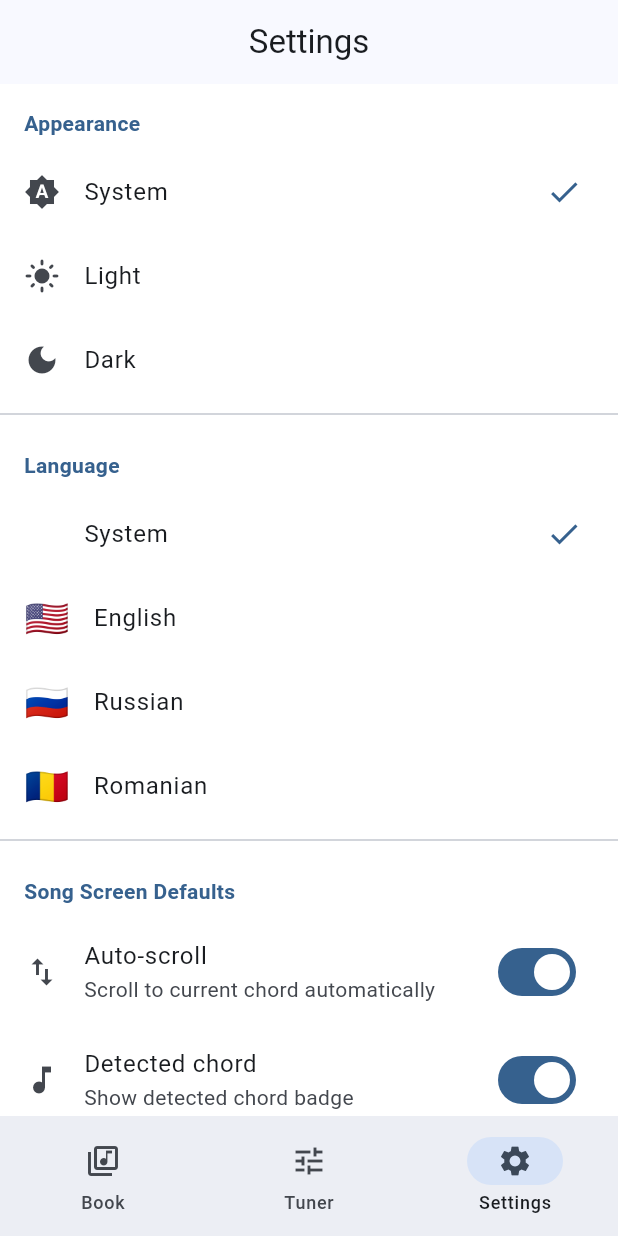
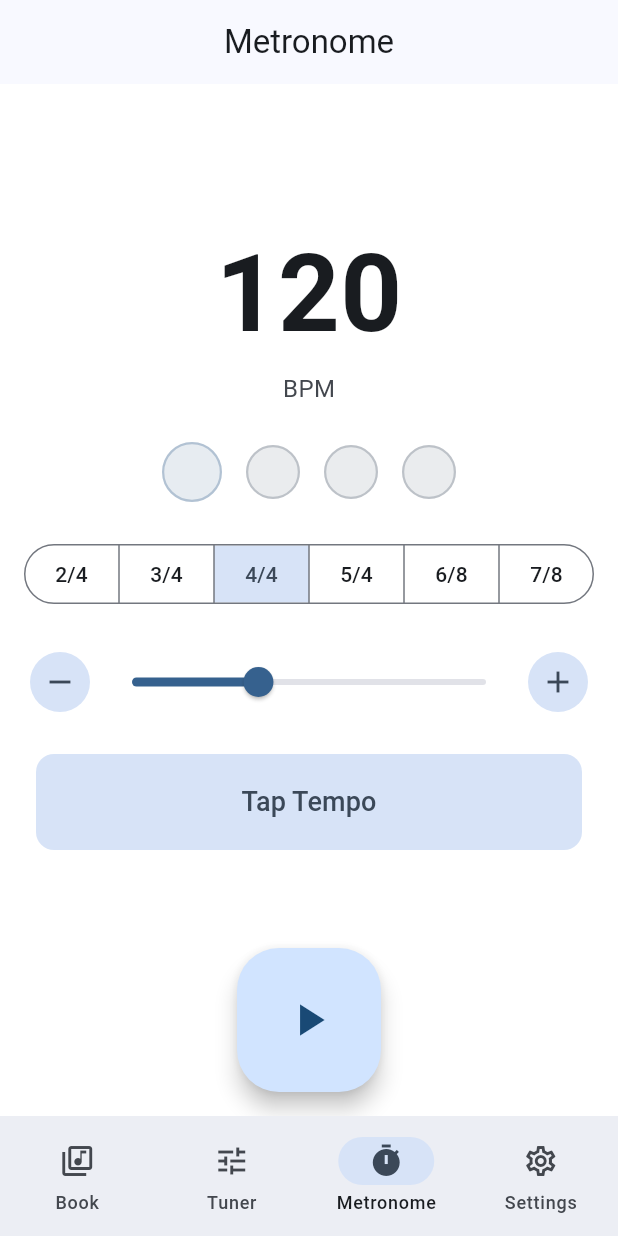
Before and after one commit to AlexandrDegteari/chord-book, a Flutter app: the screen it shows after launch, item 3 of the bottom bar chosen, on a phone screen of 412 x 824 dp. Run offline on Flutter 3.47's test engine with Material 3 defaults, Android fonts, the phone set to English and light mode, and no system bars; our stand-ins replace audioplayers, dio, flutter_riverpod, flutter_secure_storage, go_router, shared_preferences and 2 more; missing offline and left inert: fftea, pitch_detector_dart, record; accounts and stored records are empty.

Commit message:
added metronome fixed icon2

```diff
--- a/lib/l10n/app_en.arb
+++ b/lib/l10n/app_en.arb
@@ -55,6 +55,10 @@
   "english": "English",
   "russian": "Russian",
   "romanian": "Romanian",
+  "metronome": "Metronome",
+  "bpm": "BPM",
+  "tapTempo": "Tap Tempo",
+  "timeSignature": "Time Signature",
   "failed": "Failed: {error}",
   "@failed": {
     "placeholders": {
--- a/lib/l10n/app_ro.arb
+++ b/lib/l10n/app_ro.arb
@@ -45,5 +45,9 @@
   "english": "English",
   "russian": "Русский",
   "romanian": "Romana",
+  "metronome": "Metronom",
+  "bpm": "BPM",
+  "tapTempo": "Tempo prin atingere",
+  "timeSignature": "Metrica",
   "failed": "Eroare: {error}"
 }
--- a/lib/l10n/app_ru.arb
+++ b/lib/l10n/app_ru.arb
@@ -45,5 +45,9 @@
   "english": "English",
   "russian": "Русский",
   "romanian": "Romana",
+  "metronome": "Метроном",
+  "bpm": "BPM",
+  "tapTempo": "Тап темп",
+  "timeSignature": "Размер",
   "failed": "Ошибка: {error}"
 }
--- /dev/null
+++ b/lib/models/time_signature.dart
@@ -0,0 +1,27 @@
+class TimeSignature {
+  final int beatsPerMeasure;
+  final int noteValue;
+
+  const TimeSignature({required this.beatsPerMeasure, required this.noteValue});
+
+  String get display => '$beatsPerMeasure/$noteValue';
+
+  static const presets = [
+    TimeSignature(beatsPerMeasure: 2, noteValue: 4),
+    TimeSignature(beatsPerMeasure: 3, noteValue: 4),
+    TimeSignature(beatsPerMeasure: 4, noteValue: 4),
+    TimeSignature(beatsPerMeasure: 5, noteValue: 4),
+    TimeSignature(beatsPerMeasure: 6, noteValue: 8),
+    TimeSignature(beatsPerMeasure: 7, noteValue: 8),
+  ];
+
+  @override
+  bool operator ==(Object other) =>
+      identical(this, other) ||
+      other is TimeSignature &&
+          beatsPerMeasure == other.beatsPerMeasure &&
+          noteValue == other.noteValue;
+
+  @override
+  int get hashCode => Object.hash(beatsPerMeasure, noteValue);
+}
--- a/lib/providers/speech_provider.dart
+++ b/lib/providers/speech_provider.dart
@@ -55,6 +55,8 @@ class SpeechNotifier extends Notifier<SpeechState> {
       },
       localeId: localeId,
       listenOptions: SpeechListenOptions(listenMode: ListenMode.search),
+      pauseFor: const Duration(seconds: 3),
+      listenFor: const Duration(seconds: 10),
     );
   }
 
--- a/lib/router/app_router.dart
+++ b/lib/router/app_router.dart
@@ -3,6 +3,7 @@ import 'package:go_router/go_router.dart';
 import '../screens/home_screen.dart';
 import '../screens/song_screen.dart';
 import '../screens/settings_screen.dart';
+import '../screens/metronome_screen.dart';
 import '../screens/tuner_screen.dart';
 import '../widgets/main_shell.dart';
 
@@ -34,7 +35,16 @@ final appRouter = GoRouter(
             ),
           ],
         ),
-        // Tab 2: Settings
+        // Tab 2: Metronome
+        StatefulShellBranch(
+          routes: [
+            GoRoute(
+              path: '/metronome',
+              builder: (context, state) => const MetronomeScreen(),
+            ),
+          ],
+        ),
+        // Tab 3: Settings
         StatefulShellBranch(
           routes: [
             GoRoute(
--- /dev/null
+++ b/lib/screens/metronome_screen.dart
@@ -0,0 +1,179 @@
+import 'package:flutter/material.dart';
+import 'package:flutter/services.dart';
+import 'package:flutter_riverpod/flutter_riverpod.dart';
+import '../config/design_tokens.dart';
+import '../l10n/generated/app_localizations.dart';
+import '../models/time_signature.dart';
+import '../providers/metronome_provider.dart';
+
+class MetronomeScreen extends ConsumerWidget {
+  const MetronomeScreen({super.key});
+
+  @override
+  Widget build(BuildContext context, WidgetRef ref) {
+    final state = ref.watch(metronomeProvider);
+    final notifier = ref.read(metronomeProvider.notifier);
+    final theme = Theme.of(context);
+    final l10n = AppLocalizations.of(context)!;
+
+    return Scaffold(
+      appBar: AppBar(title: Text(l10n.metronome)),
+      body: SafeArea(
+        child: Column(
+          children: [
+            const Spacer(flex: 1),
+            // BPM display
+            Text(
+              '${state.bpm}',
+              style: TextStyle(
+                fontSize: 72,
+                fontWeight: FontWeight.bold,
+                color: theme.colorScheme.onSurface,
+                fontFeatures: const [FontFeature.tabularFigures()],
+              ),
+            ),
+            Text(
+              l10n.bpm,
+              style: TextStyle(
+                fontSize: 16,
+                color: theme.colorScheme.onSurfaceVariant,
+              ),
+            ),
+            const SizedBox(height: DesignTokens.spacingLg),
+            // Beat indicator
+            _BeatIndicator(
+              beats: state.timeSignature.beatsPerMeasure,
+              currentBeat: state.currentBeat,
+              isPlaying: state.isPlaying,
+            ),
+            const SizedBox(height: DesignTokens.spacingLg),
+            // Time signature selector
+            Padding(
+              padding: const EdgeInsets.symmetric(
+                horizontal: DesignTokens.spacingMd,
+              ),
+              child: SegmentedButton<TimeSignature>(
+                segments: TimeSignature.presets.map((ts) {
+                  return ButtonSegment(value: ts, label: Text(ts.display));
+                }).toList(),
+                selected: {state.timeSignature},
+                onSelectionChanged: (selected) {
+                  notifier.setTimeSignature(selected.first);
+                },
+                showSelectedIcon: false,
+              ),
+            ),
+            const SizedBox(height: DesignTokens.spacingLg),
+            // BPM slider with +/- buttons
+            Padding(
+              padding: const EdgeInsets.symmetric(
+                horizontal: DesignTokens.spacingMd,
+              ),
+              child: Row(
+                children: [
+                  IconButton.filledTonal(
+                    onPressed: notifier.decrementBpm,
+                    icon: const Icon(Icons.remove),
+                  ),
+                  Expanded(
+                    child: Slider(
+                      value: state.bpm.toDouble(),
+                      min: 20,
+                      max: 300,
+                      onChanged: (v) => notifier.setBpm(v.round()),
+                    ),
+                  ),
+                  IconButton.filledTonal(
+                    onPressed: notifier.incrementBpm,
+                    icon: const Icon(Icons.add),
+                  ),
+                ],
+              ),
+            ),
+            const SizedBox(height: DesignTokens.spacingLg),
+            // Tap tempo button
+            Padding(
+              padding: const EdgeInsets.symmetric(
+                horizontal: DesignTokens.spacingLg,
+              ),
+              child: SizedBox(
+                width: double.infinity,
+                height: 64,
+                child: FilledButton.tonal(
+                  onPressed: () {
+                    HapticFeedback.lightImpact();
+                    notifier.tapTempo();
+                  },
+                  style: FilledButton.styleFrom(
+                    shape: RoundedRectangleBorder(
+                      borderRadius: BorderRadius.circular(
+                        DesignTokens.radiusMd,
+                      ),
+                    ),
+                  ),
+                  child: Text(
+                    l10n.tapTempo,
+                    style: const TextStyle(fontSize: 18),
+                  ),
+                ),
+              ),
+            ),
+            const Spacer(flex: 2),
+          ],
+        ),
+      ),
+      floatingActionButton: FloatingActionButton.large(
+        onPressed: notifier.toggle,
+        child: Icon(state.isPlaying ? Icons.stop : Icons.play_arrow, size: 36),
+      ),
+      floatingActionButtonLocation: FloatingActionButtonLocation.centerFloat,
+    );
+  }
+}
+
+class _BeatIndicator extends StatelessWidget {
+  final int beats;
+  final int currentBeat;
+  final bool isPlaying;
+
+  const _BeatIndicator({
+    required this.beats,
+    required this.currentBeat,
+    required this.isPlaying,
+  });
+
+  @override
+  Widget build(BuildContext context) {
+    final theme = Theme.of(context);
+    return Row(
+      mainAxisAlignment: MainAxisAlignment.center,
+      children: List.generate(beats, (i) {
+        final isActive = isPlaying && currentBeat == i;
+        final isAccent = i == 0;
+        final activeColor =
+            isAccent ? theme.colorScheme.primary : theme.colorScheme.secondary;
+
+        return Padding(
+          padding: const EdgeInsets.symmetric(
+            horizontal: DesignTokens.spacingSm,
+          ),
+          child: AnimatedContainer(
+            duration: DesignTokens.animFast,
+            width: isAccent ? 40 : 36,
+            height: isAccent ? 40 : 36,
+            decoration: BoxDecoration(
+              shape: BoxShape.circle,
+              color: isActive
+                  ? activeColor
+                  : activeColor.withValues(alpha: 0.12),
+              border: Border.all(
+                color: activeColor.withValues(alpha: isActive ? 1.0 : 0.3),
+                width: isActive ? 2.5 : 1.5,
+              ),
+            ),
+          ),
+        );
+      }),
+    );
+  }
+}
--- a/lib/widgets/main_shell.dart
+++ b/lib/widgets/main_shell.dart
@@ -33,6 +33,11 @@ class MainShell extends StatelessWidget {
             label: l10n.tuner,
           ),
           NavigationDestination(
+            icon: const Icon(Icons.timer_outlined),
+            selectedIcon: const Icon(Icons.timer),
+            label: l10n.metronome,
+          ),
+          NavigationDestination(
             icon: const Icon(Icons.settings_outlined),
             selectedIcon: const Icon(Icons.settings),
             label: l10n.settings,
--- a/pubspec.yaml
+++ b/pubspec.yaml
@@ -49,6 +49,7 @@ dependencies:
   permission_handler: ^12.0.1
   pitch_detector_dart: ^0.0.7
   fftea: ^1.5.0
+  audioplayers: ^6.1.0
 
 dev_dependencies:
   flutter_test:
```
Also changed, not shown: lib/providers/metronome_provider.dart (added, +222 -0 lines), lib/l10n/generated/app_localizations.dart, lib/l10n/generated/app_localizations_en.dart, lib/l10n/generated/app_localizations_ro.dart, lib/l10n/generated/app_localizations_ru.dart, logo_concepts/export/icon_1024.png, logo_concepts/sixstring_icon_v1.svg, pubspec.lock, 40 other files.
